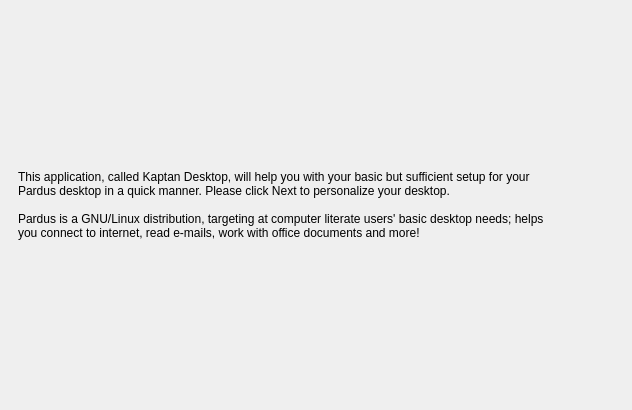
This is kde4/kaptan4/src/gui/welcomeWidget.ui in pars-linux/uludag as Qt 5 draws it before an edit. The edited form follows.
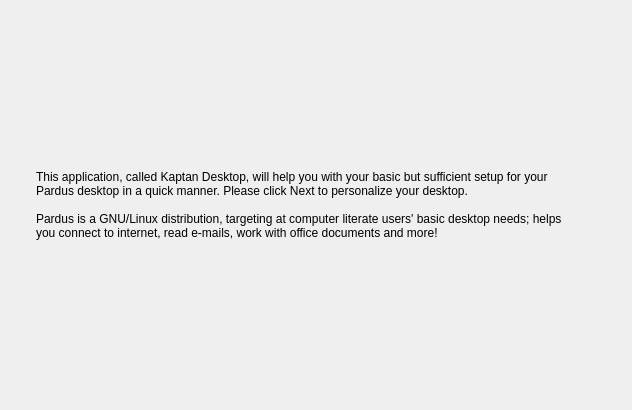
This is the edited form.

The edit to the form file:
```diff
--- a/kde4/kaptan4/src/gui/welcomeWidget.ui
+++ b/kde4/kaptan4/src/gui/welcomeWidget.ui
@@ -48,9 +48,12 @@
      <property name="orientation">
       <enum>Qt::Horizontal</enum>
      </property>
+     <property name="sizeType">
+      <enum>QSizePolicy::Fixed</enum>
+     </property>
      <property name="sizeHint" stdset="0">
       <size>
-       <width>17</width>
+       <width>25</width>
        <height>20</height>
       </size>
      </property>
```
